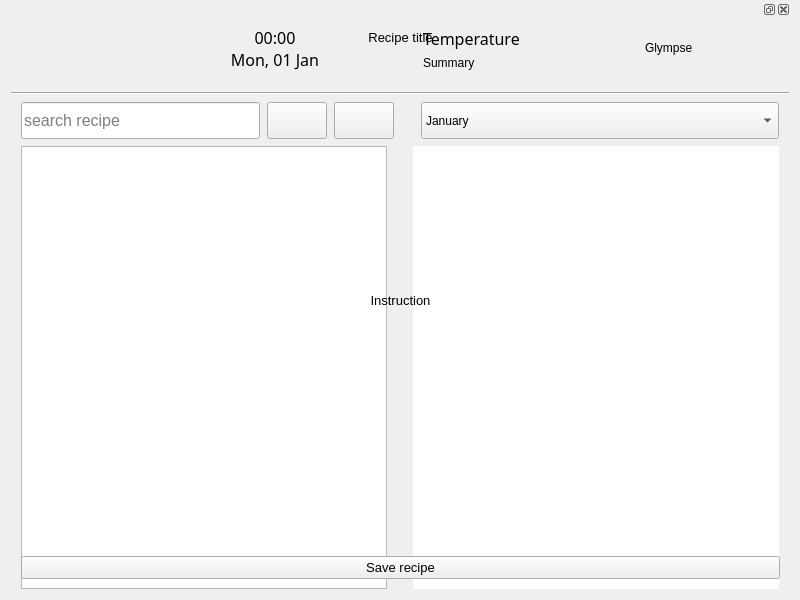
This is qtcreator/mainwindow.ui in subdee/quzin-python as Qt 5 draws it before an edit. The edited form follows.
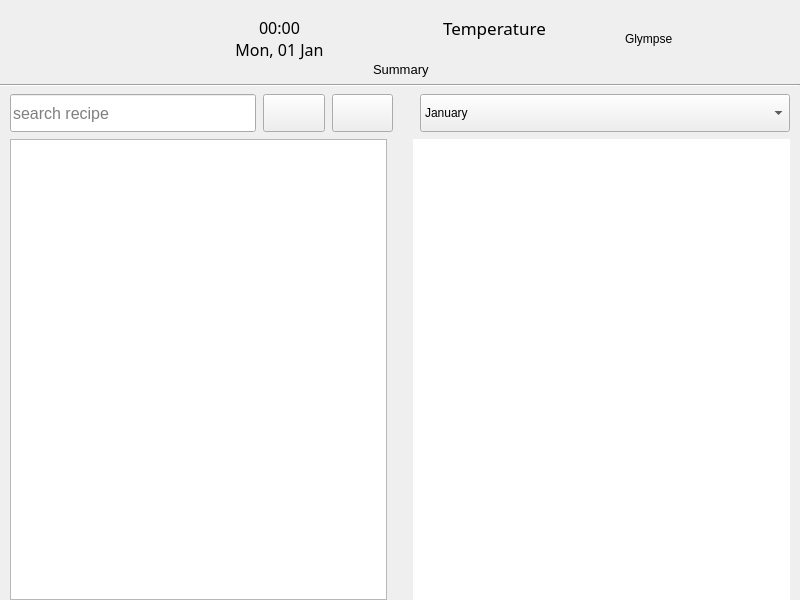
This is the edited form. Icons and pictures are not drawn. Custom widgets are drawn as their Qt base class.

Commit message: Make dock window a dialog and save full recipes, not metadata

```diff
--- a/qtcreator/mainwindow.ui
+++ b/qtcreator/mainwindow.ui
@@ -11,11 +11,17 @@
    </rect>
   </property>
   <property name="sizePolicy">
-   <sizepolicy hsizetype="Expanding" vsizetype="Expanding">
+   <sizepolicy hsizetype="Fixed" vsizetype="Fixed">
     <horstretch>0</horstretch>
     <verstretch>0</verstretch>
    </sizepolicy>
   </property>
+  <property name="maximumSize">
+   <size>
+    <width>800</width>
+    <height>600</height>
+   </size>
+  </property>
   <property name="windowTitle">
    <string>Quzin</string>
   </property>
@@ -40,13 +46,25 @@
     <string notr="true"/>
    </property>
    <layout class="QGridLayout" name="gridLayout">
+    <property name="leftMargin">
+     <number>0</number>
+    </property>
+    <property name="topMargin">
+     <number>0</number>
+    </property>
+    <property name="rightMargin">
+     <number>0</number>
+    </property>
+    <property name="bottomMargin">
+     <number>0</number>
+    </property>
     <item row="0" column="0">
      <layout class="QVBoxLayout" name="verticalLayout" stretch="2,0,1,12">
       <property name="spacing">
        <number>7</number>
       </property>
       <item>
-       <layout class="QGridLayout" name="gridLayout_2" rowstretch="4,3" columnstretch="1,2,2,1,3,2" rowminimumheight="0,0">
+       <layout class="QGridLayout" name="gridLayout_2" rowstretch="4,0" columnstretch="1,0,0,0,0,0">
         <item row="0" column="0" rowspan="2">
          <widget class="QLabel" name="logoLabel">
           <property name="maximumSize">
@@ -66,25 +84,6 @@
           </property>
          </widget>
         </item>
-        <item row="0" column="1" rowspan="2">
-         <widget class="QLabel" name="logoTextLabel">
-          <property name="maximumSize">
-           <size>
-            <width>120</width>
-            <height>60</height>
-           </size>
-          </property>
-          <property name="text">
-           <string/>
-          </property>
-          <property name="pixmap">
-           <pixmap resource="resources.qrc">:/images/logo.png</pixmap>
-          </property>
-          <property name="scaledContents">
-           <bool>true</bool>
-          </property>
-         </widget>
-        </item>
         <item row="0" column="2" rowspan="2">
          <widget class="QLabel" name="timeLabel">
           <property name="font">
@@ -124,7 +123,7 @@
           <property name="font">
            <font>
             <family>Droid Sans</family>
-            <pointsize>12</pointsize>
+            <pointsize>13</pointsize>
             <weight>50</weight>
             <bold>false</bold>
            </font>
@@ -136,24 +135,43 @@
            <string>Temperature</string>
           </property>
           <property name="alignment">
-           <set>Qt::AlignBottom|Qt::AlignLeading|Qt::AlignLeft</set>
+           <set>Qt::AlignLeading|Qt::AlignLeft|Qt::AlignVCenter</set>
           </property>
          </widget>
         </item>
-        <item row="1" column="4">
-         <widget class="QLabel" name="weatherSummaryLabel">
+        <item row="0" column="5" rowspan="2">
+         <widget class="ClickableLabel" name="glympseLabel">
           <property name="text">
-           <string>Summary</string>
+           <string>Glympse</string>
           </property>
-          <property name="alignment">
-           <set>Qt::AlignLeading|Qt::AlignLeft|Qt::AlignTop</set>
+          <property name="scaledContents">
+           <bool>false</bool>
           </property>
           <property name="wordWrap">
            <bool>true</bool>
           </property>
          </widget>
         </item>
-        <item row="0" column="3" rowspan="2">
+        <item row="0" column="1" rowspan="2">
+         <widget class="QLabel" name="logoTextLabel">
+          <property name="maximumSize">
+           <size>
+            <width>120</width>
+            <height>60</height>
+           </size>
+          </property>
+          <property name="text">
+           <string/>
+          </property>
+          <property name="pixmap">
+           <pixmap resource="resources.qrc">:/images/logo.png</pixmap>
+          </property>
+          <property name="scaledContents">
+           <bool>true</bool>
+          </property>
+         </widget>
+        </item>
+        <item row="0" column="3">
          <widget class="ClickableLabel" name="weatherIconLabel">
           <property name="sizePolicy">
            <sizepolicy hsizetype="Expanding" vsizetype="Expanding">
@@ -181,13 +199,18 @@
           </property>
          </widget>
         </item>
-        <item row="0" column="5" rowspan="2">
-         <widget class="ClickableLabel" name="glympseLabel">
+        <item row="1" column="3" colspan="2">
+         <widget class="QLabel" name="weatherSummaryLabel">
+          <property name="font">
+           <font>
+            <pointsize>10</pointsize>
+           </font>
+          </property>
           <property name="text">
-           <string>Glympse</string>
+           <string>Summary</string>
           </property>
-          <property name="scaledContents">
-           <bool>false</bool>
+          <property name="alignment">
+           <set>Qt::AlignLeading|Qt::AlignLeft|Qt::AlignTop</set>
           </property>
           <property name="wordWrap">
            <bool>true</bool>
@@ -439,101 +462,6 @@
      </layout>
     </item>
    </layout>
-   <widget class="QDockWidget" name="recipeDock">
-    <property name="geometry">
-     <rect>
-      <x>10</x>
-      <y>0</y>
-      <width>781</width>
-      <height>591</height>
-     </rect>
-    </property>
-    <property name="font">
-     <font>
-      <pointsize>10</pointsize>
-     </font>
-    </property>
-    <property name="visible">
-     <bool>false</bool>
-    </property>
-    <property name="floating">
-     <bool>true</bool>
-    </property>
-    <property name="features">
-     <set>QDockWidget::AllDockWidgetFeatures</set>
-    </property>
-    <widget class="QWidget" name="recipeDockContent">
-     <widget class="QWidget" name="layoutWidget">
-      <property name="geometry">
-       <rect>
-        <x>0</x>
-        <y>0</y>
-        <width>781</width>
-        <height>571</height>
-       </rect>
-      </property>
-      <layout class="QVBoxLayout" name="verticalLayout_2">
-       <item>
-        <widget class="QLabel" name="recipeTitle">
-         <property name="text">
-          <string>Recipe title</string>
-         </property>
-         <property name="alignment">
-          <set>Qt::AlignCenter</set>
-         </property>
-        </widget>
-       </item>
-       <item>
-        <widget class="QPlainTextEdit" name="recipeIngredients">
-         <property name="font">
-          <font>
-           <pointsize>10</pointsize>
-          </font>
-         </property>
-         <property name="styleSheet">
-          <string notr="true">background: transparent;</string>
-         </property>
-         <property name="readOnly">
-          <bool>true</bool>
-         </property>
-        </widget>
-       </item>
-       <item>
-        <widget class="QLabel" name="recipeInstructionsTitle">
-         <property name="text">
-          <string>Instruction</string>
-         </property>
-         <property name="alignment">
-          <set>Qt::AlignCenter</set>
-         </property>
-        </widget>
-       </item>
-       <item>
-        <widget class="QPlainTextEdit" name="recipeInstructions">
-         <property name="font">
-          <font>
-           <pointsize>10</pointsize>
-          </font>
-         </property>
-         <property name="styleSheet">
-          <string notr="true">background: transparent;</string>
-         </property>
-         <property name="readOnly">
-          <bool>true</bool>
-         </property>
-        </widget>
-       </item>
-       <item>
-        <widget class="QPushButton" name="saveRecipeBtn">
-         <property name="text">
-          <string>Save recipe</string>
-         </property>
-        </widget>
-       </item>
-      </layout>
-     </widget>
-    </widget>
-   </widget>
   </widget>
  </widget>
  <layoutdefault spacing="6" margin="11"/>
```
The commit also changes 7 other files.
